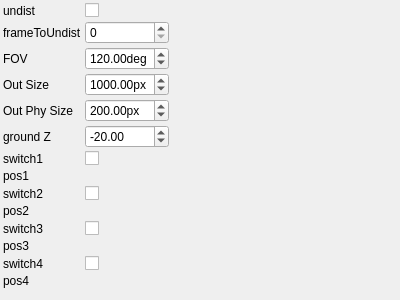
Qt form applications/merger/ui/mergerControlWidget.ui (NickPenkrat/corecvs) before a commit.
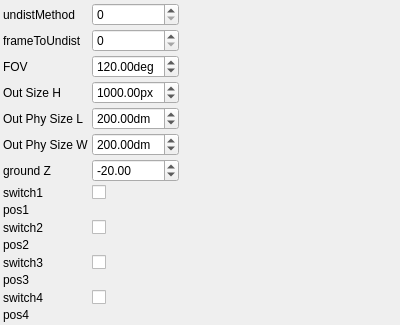
The same form after that commit. Custom widgets are drawn as their Qt base class.

```diff
--- a/applications/merger/ui/mergerControlWidget.ui
+++ b/applications/merger/ui/mergerControlWidget.ui
@@ -23,17 +23,32 @@
     <item row="0" column="0">
      <widget class="QLabel" name="label_0">
        <property name="text">
-         <string>undist</string>
+         <string>undistMethod</string>
        </property>
      </widget>
     </item>
     <item row="0" column="1">
-     <widget class="QCheckBox" name="undistCheckBox">
+     <widget class="QSpinBox" name="undistMethodSpinBox">
        <property name="toolTip">
          <string>undist</string>
        </property>
-       <property name="checked">
-           <bool>1</bool>
+       <property name="minimum">
+        <number>0</number>
+       </property>
+       <property name="maximum">
+        <number>2</number>
+       </property>
+       <property name="singleStep">
+        <number>1</number>
+       </property>
+       <property name="value">
+        <number>0</number>
+       </property>
+       <property name="prefix">
+        <string></string>
+       </property>
+       <property name="suffix">
+        <string></string>
        </property>
      </widget>
     </item>
@@ -104,7 +119,7 @@
     <item row="3" column="0">
      <widget class="QLabel" name="label_3">
        <property name="text">
-         <string>Out Size</string>
+         <string>Out Size H</string>
        </property>
      </widget>
     </item>
@@ -136,7 +151,7 @@
     <item row="4" column="0">
      <widget class="QLabel" name="label_4">
        <property name="text">
-         <string>Out Phy Size</string>
+         <string>Out Phy Size L</string>
        </property>
      </widget>
     </item>
@@ -161,24 +176,24 @@
         <string></string>
        </property>
        <property name="suffix">
-        <string>px</string>
+        <string>dm</string>
        </property>
      </widget>
     </item>
     <item row="5" column="0">
      <widget class="QLabel" name="label_5">
        <property name="text">
-         <string>ground Z</string>
+         <string>Out Phy Size W</string>
        </property>
      </widget>
     </item>
     <item row="5" column="1">
-     <widget class="QDoubleSpinBox" name="groundZSpinBox">
+     <widget class="QDoubleSpinBox" name="outPhySizeWSpinBox">
        <property name="toolTip">
          <string>ground Z</string>
        </property>
        <property name="minimum">
-        <double>-9999</double>
+        <double>100</double>
        </property>
        <property name="maximum">
         <double>9999</double>
@@ -187,141 +202,173 @@
         <double>1</double>
        </property>
        <property name="value">
-        <double>-20</double>
+        <double>200</double>
        </property>
        <property name="prefix">
         <string></string>
        </property>
        <property name="suffix">
-        <string></string>
+        <string>dm</string>
        </property>
      </widget>
     </item>
     <item row="6" column="0">
      <widget class="QLabel" name="label_6">
        <property name="text">
-         <string>switch1</string>
+         <string>ground Z</string>
        </property>
      </widget>
     </item>
     <item row="6" column="1">
-     <widget class="QCheckBox" name="switch1CheckBox">
+     <widget class="QDoubleSpinBox" name="groundZSpinBox">
        <property name="toolTip">
          <string>switch1</string>
        </property>
-       <property name="checked">
-           <bool>1</bool>
+       <property name="minimum">
+        <double>-9999</double>
+       </property>
+       <property name="maximum">
+        <double>9999</double>
+       </property>
+       <property name="singleStep">
+        <double>1</double>
+       </property>
+       <property name="value">
+        <double>-20</double>
+       </property>
+       <property name="prefix">
+        <string></string>
+       </property>
+       <property name="suffix">
+        <string></string>
        </property>
      </widget>
     </item>
     <item row="7" column="0">
      <widget class="QLabel" name="label_7">
        <property name="text">
-         <string>pos1</string>
+         <string>switch1</string>
        </property>
      </widget>
     </item>
     <item row="7" column="1">
-     <widget class="EuclidianMoveParametersControlWidget" name="pos1ControlWidget">
+     <widget class="QCheckBox" name="switch1CheckBox">
        <property name="toolTip">
-         <string>pos1</string>
+         <string>switch1</string>
+       </property>
+       <property name="checked">
+           <bool>1</bool>
        </property>
      </widget>
     </item>
     <item row="8" column="0">
      <widget class="QLabel" name="label_8">
        <property name="text">
-         <string>switch2</string>
+         <string>pos1</string>
        </property>
      </widget>
     </item>
     <item row="8" column="1">
-     <widget class="QCheckBox" name="switch2CheckBox">
+     <widget class="EuclidianMoveParametersControlWidget" name="pos1ControlWidget">
        <property name="toolTip">
-         <string>switch2</string>
-       </property>
-       <property name="checked">
-           <bool>1</bool>
+         <string>pos1</string>
        </property>
      </widget>
     </item>
     <item row="9" column="0">
      <widget class="QLabel" name="label_9">
        <property name="text">
-         <string>pos2</string>
+         <string>switch2</string>
        </property>
      </widget>
     </item>
     <item row="9" column="1">
-     <widget class="EuclidianMoveParametersControlWidget" name="pos2ControlWidget">
+     <widget class="QCheckBox" name="switch2CheckBox">
        <property name="toolTip">
-         <string>pos2</string>
+         <string>switch2</string>
+       </property>
+       <property name="checked">
+           <bool>1</bool>
        </property>
      </widget>
     </item>
     <item row="10" column="0">
      <widget class="QLabel" name="label_10">
        <property name="text">
-         <string>switch3</string>
+         <string>pos2</string>
        </property>
      </widget>
     </item>
     <item row="10" column="1">
-     <widget class="QCheckBox" name="switch3CheckBox">
+     <widget class="EuclidianMoveParametersControlWidget" name="pos2ControlWidget">
        <property name="toolTip">
-         <string>switch3</string>
-       </property>
-       <property name="checked">
-           <bool>1</bool>
+         <string>pos2</string>
        </property>
      </widget>
     </item>
     <item row="11" column="0">
      <widget class="QLabel" name="label_11">
        <property name="text">
-         <string>pos3</string>
+         <string>switch3</string>
        </property>
      </widget>
     </item>
     <item row="11" column="1">
-     <widget class="EuclidianMoveParametersControlWidget" name="pos3ControlWidget">
+     <widget class="QCheckBox" name="switch3CheckBox">
        <property name="toolTip">
-         <string>pos3</string>
+         <string>switch3</string>
+       </property>
+       <property name="checked">
+           <bool>1</bool>
        </property>
      </widget>
     </item>
     <item row="12" column="0">
      <widget class="QLabel" name="label_12">
        <property name="text">
-         <string>switch4</string>
+         <string>pos3</string>
        </property>
      </widget>
     </item>
     <item row="12" column="1">
-     <widget class="QCheckBox" name="switch4CheckBox">
+     <widget class="EuclidianMoveParametersControlWidget" name="pos3ControlWidget">
        <property name="toolTip">
-         <string>switch4</string>
-       </property>
-       <property name="checked">
-           <bool>1</bool>
+         <string>pos3</string>
        </property>
      </widget>
     </item>
     <item row="13" column="0">
      <widget class="QLabel" name="label_13">
        <property name="text">
-         <string>pos4</string>
+         <string>switch4</string>
        </property>
      </widget>
     </item>
     <item row="13" column="1">
+     <widget class="QCheckBox" name="switch4CheckBox">
+       <property name="toolTip">
+         <string>switch4</string>
+       </property>
+       <property name="checked">
+           <bool>1</bool>
+       </property>
+     </widget>
+    </item>
+    <item row="14" column="0">
+     <widget class="QLabel" name="label_14">
+       <property name="text">
+         <string>pos4</string>
+       </property>
+     </widget>
+    </item>
+    <item row="14" column="1">
      <widget class="EuclidianMoveParametersControlWidget" name="pos4ControlWidget">
        <property name="toolTip">
          <string>pos4</string>
        </property>
      </widget>
     </item>
-   <item row="14" column="0">
+   <item row="15" column="0">
     <spacer name="verticalSpacer">
      <property name="orientation">
       <enum>Qt::Vertical</enum>
@@ -334,7 +381,7 @@
      </property>
     </spacer>
    </item>
-   <item row="14" column="2">
+   <item row="15" column="2">
     <spacer name="horizontalSpacer">
      <property name="orientation">
       <enum>Qt::Horizontal</enum>
```
Left out of the diff: 28 changed lines with no effect on the pictures.
